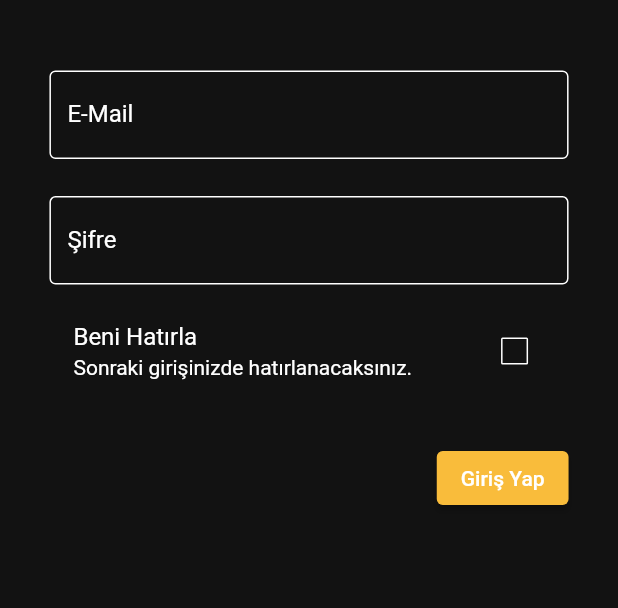
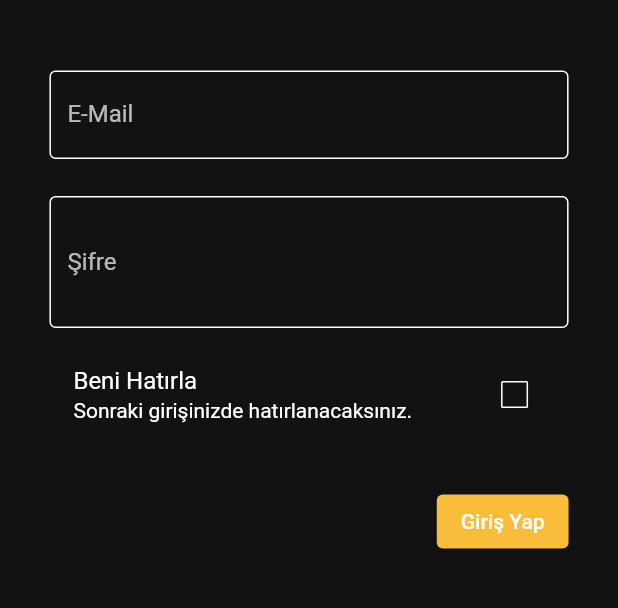
Before and after one commit to UKTQT/Product-Catalogue-Flutter, a Flutter app: the screen it shows after launch, on a phone screen of 412 x 824 dp, the part 606-1214 px from its top. Run offline on Flutter 3.47's test engine with Material 2 defaults, Android fonts, the phone set to English and light mode, and no system bars.

Commit message:
login view update

```diff
--- a/lib/feature/auth/login/view/login_view.dart
+++ b/lib/feature/auth/login/view/login_view.dart
@@ -86,9 +86,11 @@ class LoginView extends StatelessWidget {
                                     }
                                     return null;
                                   },
+                                  style: TextStyle(color: Colors.white),
                                   decoration: const InputDecoration(
                                     labelText: 'E-Mail',
-                                    labelStyle: TextStyle(color: Colors.white),
+                                    labelStyle:
+                                        TextStyle(color: Colors.white70),
                                     enabledBorder: OutlineInputBorder(
                                       borderSide: BorderSide(
                                           color: Colors.white, width: 1.0),
@@ -103,7 +105,8 @@ class LoginView extends StatelessWidget {
                                   height: context.mediumHeightPadding,
                                 ),
                                 TextFormField(
-                                  controller: _emailController,
+                                  controller: _passwordController,
+                                  obscureText: true,
                                   validator: (value) {
                                     if (value == null || value.isEmpty) {
                                       return 'Şifre boş geçilemez.';
@@ -113,9 +116,21 @@ class LoginView extends StatelessWidget {
                                     }
                                     return null;
                                   },
-                                  decoration: const InputDecoration(
+                                  style: TextStyle(color: Colors.white),
+                                  decoration: InputDecoration(
                                     labelText: 'Şifre',
-                                    labelStyle: TextStyle(color: Colors.white),
+                                    labelStyle:
+                                        TextStyle(color: Colors.white70),
+                                    /*  suffixIcon: Icon(
+                                      Icons.visibility,
+                                    ),
+                                    suffixIconColor: Colors.white, */
+                                    suffix: IconButton(
+                                        onPressed: () {},
+                                        icon: Icon(
+                                          Icons.visibility,
+                                          color: Colors.white,
+                                        )),
                                     enabledBorder: OutlineInputBorder(
                                       borderSide: BorderSide(
                                           color: Colors.white, width: 1.0),
@@ -154,8 +169,12 @@ class LoginView extends StatelessWidget {
                                   mainAxisAlignment: MainAxisAlignment.end,
                                   children: [
                                     ElevatedButton(
-                                      onPressed: () {},
-                                      child: Text('Giriş Yap'),
+                                      onPressed: () {
+                                        if (_formKey.currentState!.validate()) {
+                                          print('oldu');
+                                        }
+                                      },
+                                      child: const Text('Giriş Yap'),
                                       style: ElevatedButton.styleFrom(
                                           primary: context.themeMainColor1),
                                     ),
--- a/lib/main.dart
+++ b/lib/main.dart
@@ -36,9 +36,7 @@ class MyApp extends StatelessWidget {
   Widget build(BuildContext context) {
     return MaterialApp(
       title: AppConstant.instance!.APP_TITLE,
-      theme: ThemeData(
-        primarySwatch: Colors.blue,
-      ),
+      theme: ThemeData(inputDecorationTheme: InputDecorationTheme()),
       onGenerateRoute: NavigationRoute.instance.generateRoute,
       navigatorKey: NavigationService.instance.navigatorKey,
     );
```
